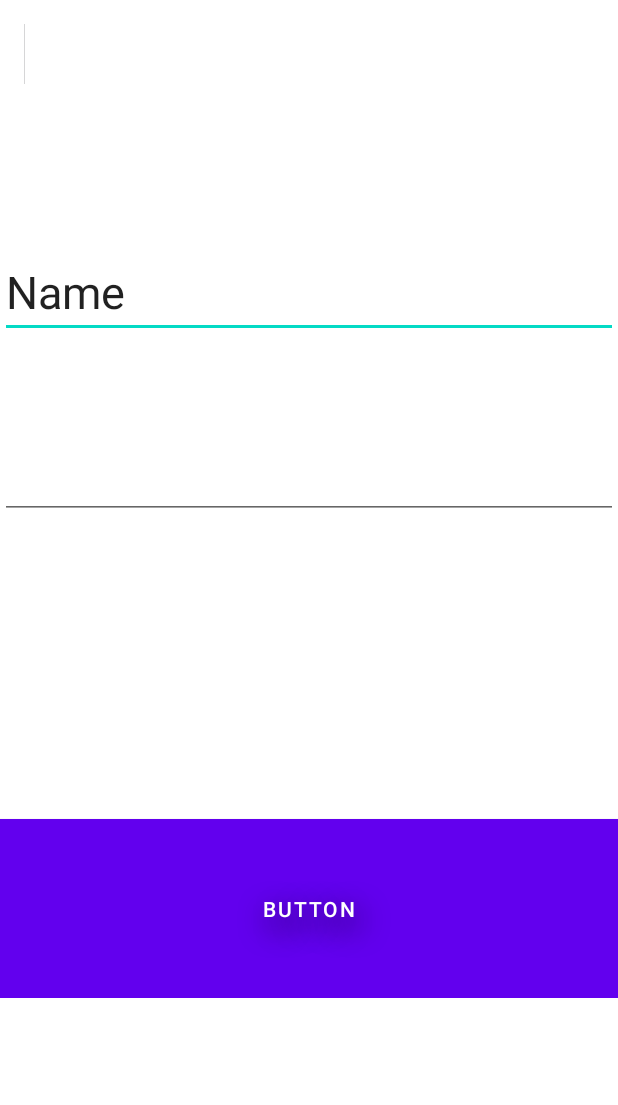
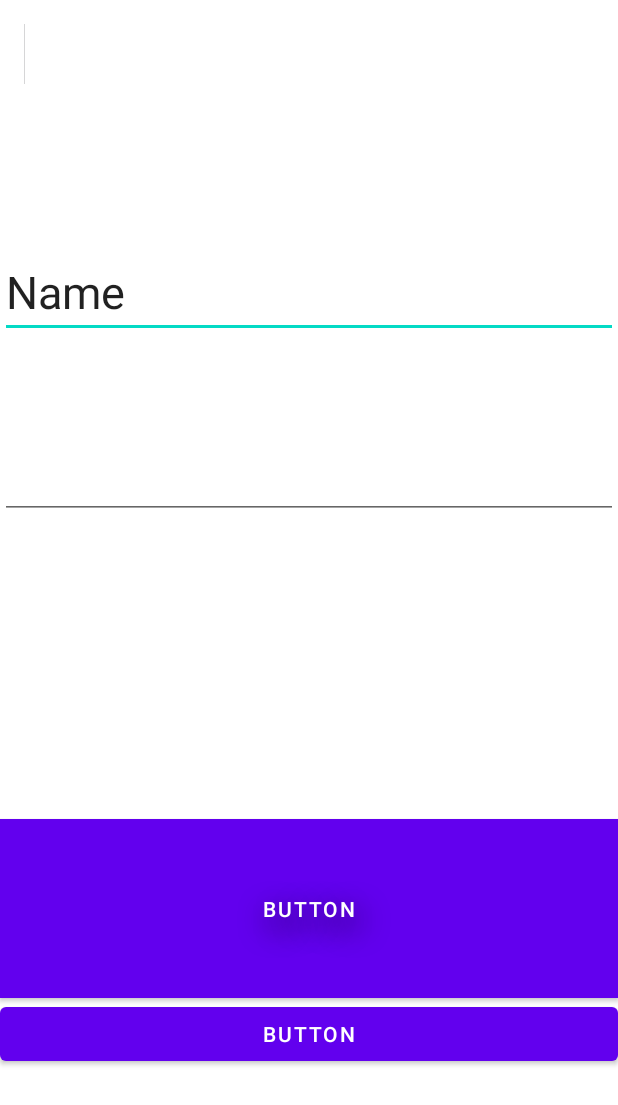
Before and after one commit to Amnicaiv/PetHouse, an Android app: the layout layout_iniciosesion.xml on its own in the app's theme, with its tools: preview values and no code run, on a phone screen of 412 x 824 dp. Shown: the top 1105 px of the screen. Run offline under Robolectric (Android 15) with nearby library versions, the phone set to English and light mode, and no system bars.

Commit message:
boton15 en layout iniciosesion

```diff
--- a/First/app/src/main/res/layout/layout_iniciosesion.xml
+++ b/First/app/src/main/res/layout/layout_iniciosesion.xml
@@ -65,6 +65,12 @@
                 android:text="Button"
                 app:cornerRadius="0dp"
                 app:iconPadding="0dp" />
+
+            <Button
+                android:id="@+id/button15"
+                android:layout_width="match_parent"
+                android:layout_height="wrap_content"
+                android:text="Button" />
         </LinearLayout>
     </ScrollView>
 
```
